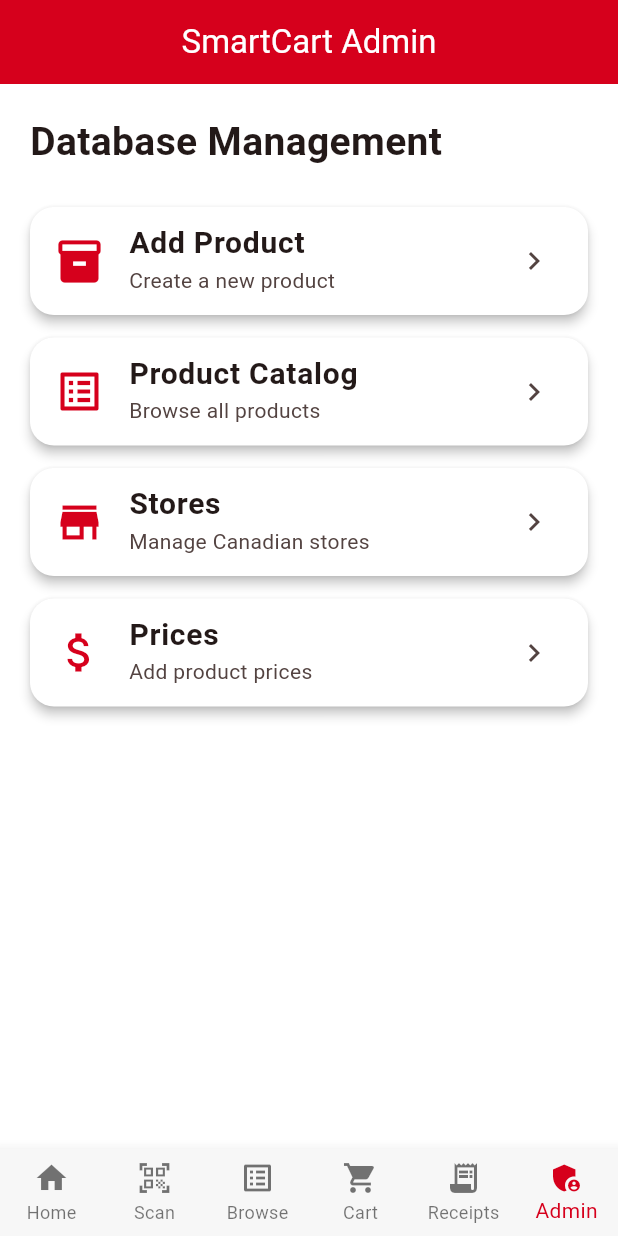
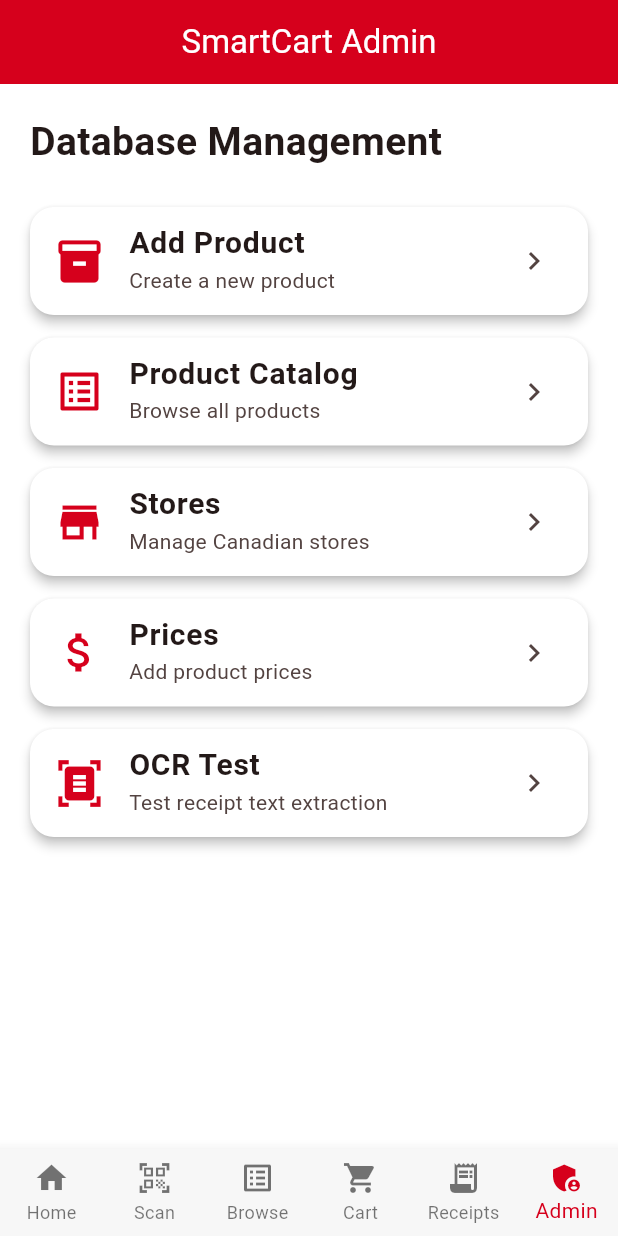
Before and after one commit to bobbybou14/SmartCart-Canada, a Flutter app: the screen it shows after launch, item 6 of the bottom bar chosen, on a phone screen of 412 x 824 dp. Run offline on Flutter 3.47's test engine with Material 3 defaults, Android fonts, the phone set to English and light mode, and no system bars; our stand-ins replace flutter_dotenv, image_picker, supabase_flutter; missing offline and left inert: google_mlkit_text_recognition, mobile_scanner; accounts and stored records are empty.

Commit message:
Add OCR framework and receipt processing pipeline

```diff
--- a/lib/screens/admin_screen.dart
+++ b/lib/screens/admin_screen.dart
@@ -1,22 +1,20 @@
 import 'package:flutter/material.dart';
 
+import '../core/theme/app_colors.dart';
 import 'admin_products_screen.dart';
 import 'admin_stores_screen.dart';
 import 'admin_prices_screen.dart';
+import 'ocr_test_screen.dart';
 import 'product_catalog_screen.dart';
 
 class AdminScreen extends StatelessWidget {
   const AdminScreen({super.key});
-
-  static const Color smartCartRed = Color(0xFFD6001C);
 
   @override
   Widget build(BuildContext context) {
     return Scaffold(
       appBar: AppBar(
         title: const Text('SmartCart Admin'),
-        backgroundColor: smartCartRed,
-        foregroundColor: Colors.white,
       ),
       body: ListView(
         padding: const EdgeInsets.all(20),
@@ -26,14 +24,41 @@ class AdminScreen extends StatelessWidget {
             style: TextStyle(fontSize: 26, fontWeight: FontWeight.bold),
           ),
           const SizedBox(height: 25),
-          _adminButton(context, Icons.inventory_2, 'Add Product',
-              'Create a new product', const AdminProductsScreen()),
-          _adminButton(context, Icons.list_alt, 'Product Catalog',
-              'Browse all products', const ProductCatalogScreen()),
-          _adminButton(context, Icons.store, 'Stores',
-              'Manage Canadian stores', const AdminStoresScreen()),
-          _adminButton(context, Icons.attach_money, 'Prices',
-              'Add product prices', const AdminPricesScreen()),
+          _adminButton(
+            context,
+            Icons.inventory_2,
+            'Add Product',
+            'Create a new product',
+            const AdminProductsScreen(),
+          ),
+          _adminButton(
+            context,
+            Icons.list_alt,
+            'Product Catalog',
+            'Browse all products',
+            const ProductCatalogScreen(),
+          ),
+          _adminButton(
+            context,
+            Icons.store,
+            'Stores',
+            'Manage Canadian stores',
+            const AdminStoresScreen(),
+          ),
+          _adminButton(
+            context,
+            Icons.attach_money,
+            'Prices',
+            'Add product prices',
+            const AdminPricesScreen(),
+          ),
+          _adminButton(
+            context,
+            Icons.document_scanner,
+            'OCR Test',
+            'Test receipt text extraction',
+            const OcrTestScreen(),
+          ),
         ],
       ),
     );
@@ -44,12 +69,12 @@ class AdminScreen extends StatelessWidget {
     IconData icon,
     String title,
     String subtitle,
-    Widget? screen,
+    Widget screen,
   ) {
     return Card(
       margin: const EdgeInsets.only(bottom: 15),
       child: ListTile(
-        leading: Icon(icon, color: smartCartRed, size: 34),
+        leading: Icon(icon, color: AppColors.primary, size: 34),
         title: Text(
           title,
           style: const TextStyle(fontSize: 20, fontWeight: FontWeight.bold),
@@ -57,7 +82,7 @@ class AdminScreen extends StatelessWidget {
         subtitle: Text(subtitle),
         trailing: const Icon(Icons.chevron_right),
         onTap: () {
-          Navigator.push(context, MaterialPageRoute(builder: (_) => screen!));
+          Navigator.push(context, MaterialPageRoute(builder: (_) => screen));
         },
       ),
     );
--- /dev/null
+++ b/lib/screens/receipt_items_screen.dart
@@ -0,0 +1,98 @@
+import 'package:flutter/material.dart';
+
+import '../core/theme/app_colors.dart';
+import '../models/receipt.dart';
+
+class ReceiptItemsScreen extends StatelessWidget {
+  final Receipt receipt;
+
+  const ReceiptItemsScreen({
+    super.key,
+    required this.receipt,
+  });
+
+  @override
+  Widget build(BuildContext context) {
+    return Scaffold(
+      appBar: AppBar(
+        title: const Text('Receipt Items'),
+      ),
+      body: ListView(
+        padding: const EdgeInsets.all(20),
+        children: [
+          Card(
+            child: Padding(
+              padding: const EdgeInsets.all(16),
+              child: Column(
+                crossAxisAlignment: CrossAxisAlignment.start,
+                children: [
+                  Text(
+                    receipt.storeName.isEmpty
+                        ? 'Unknown Store'
+                        : receipt.storeName,
+                    style: const TextStyle(
+                      fontSize: 22,
+                      fontWeight: FontWeight.bold,
+                    ),
+                  ),
+                  const SizedBox(height: 8),
+                  Text(
+                    '${receipt.city}, ${receipt.province}',
+                    style: const TextStyle(fontSize: 16),
+                  ),
+                ],
+              ),
+            ),
+          ),
+
+          const SizedBox(height: 20),
+
+          const Card(
+            child: Padding(
+              padding: EdgeInsets.all(20),
+              child: Column(
+                children: [
+                  Icon(
+                    Icons.receipt_long,
+                    size: 70,
+                    color: AppColors.primary,
+                  ),
+                  SizedBox(height: 20),
+                  Text(
+                    'No receipt items yet.',
+                    style: TextStyle(
+                      fontSize: 22,
+                      fontWeight: FontWeight.bold,
+                    ),
+                  ),
+                  SizedBox(height: 12),
+                  Text(
+                    'When OCR is added, SmartCart will automatically extract every product from the receipt and display it here.',
+                    textAlign: TextAlign.center,
+                    style: TextStyle(fontSize: 16),
+                  ),
+                ],
+              ),
+            ),
+          ),
+
+          const SizedBox(height: 30),
+
+          FilledButton.icon(
+            onPressed: () {
+              ScaffoldMessenger.of(context).showSnackBar(
+                const SnackBar(
+                  content: Text(
+                    'OCR receipt scanning will be available in Version 1.0.',
+                  ),
+                ),
+              );
+            },
+            icon: const Icon(Icons.auto_awesome),
+            label: const Text('Scan Receipt (Coming Soon)'),
+          ),
+        ],
+      ),
+    );
+  }
+}
--- a/pubspec.yaml
+++ b/pubspec.yaml
@@ -28,6 +28,9 @@ dependencies:
   # Receipt Images
   image_picker: ^1.1.2
 
+  # On-device OCR
+  google_mlkit_text_recognition: ^0.15.0
+
 dev_dependencies:
   flutter_test:
     sdk: flutter
```
Also changed, not shown: lib/screens/ocr_test_screen.dart (added, +95 -0 lines), lib/screens/receipt_details_screen.dart (+12 -8 lines), lib/screens/receipt_upload_screen.dart (+34 -5 lines), lib/service/ocr_service.dart (added, +16 -0 lines), lib/service/receipt_processor_service.dart (added, +46 -0 lines), pubspec.lock.
